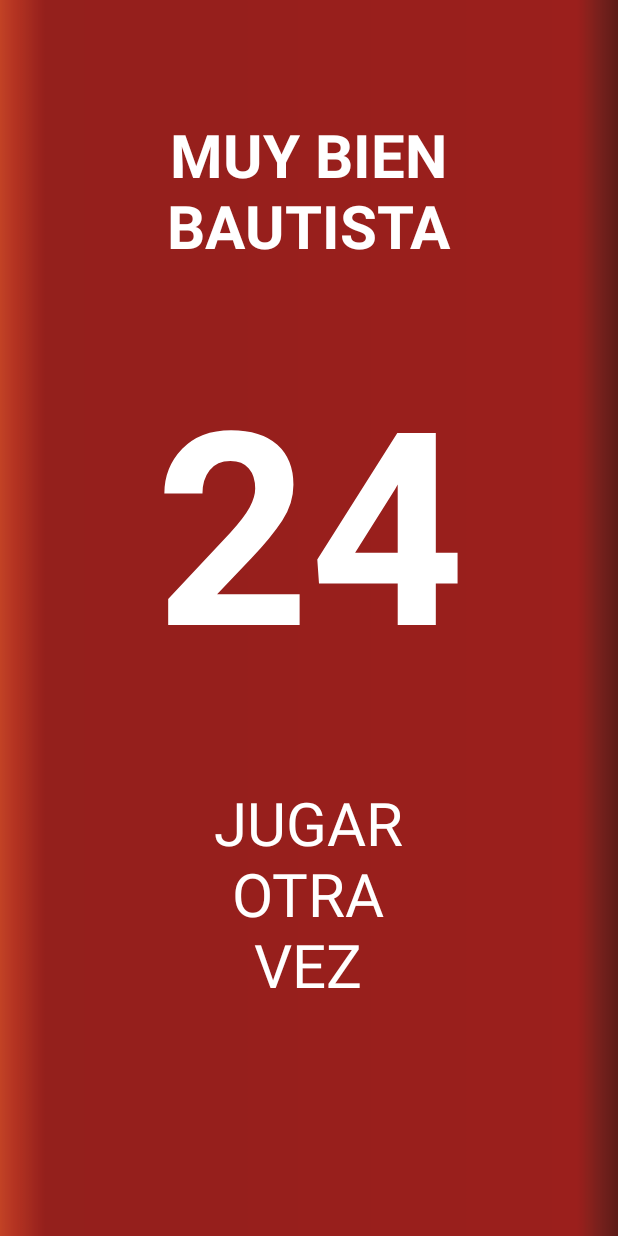
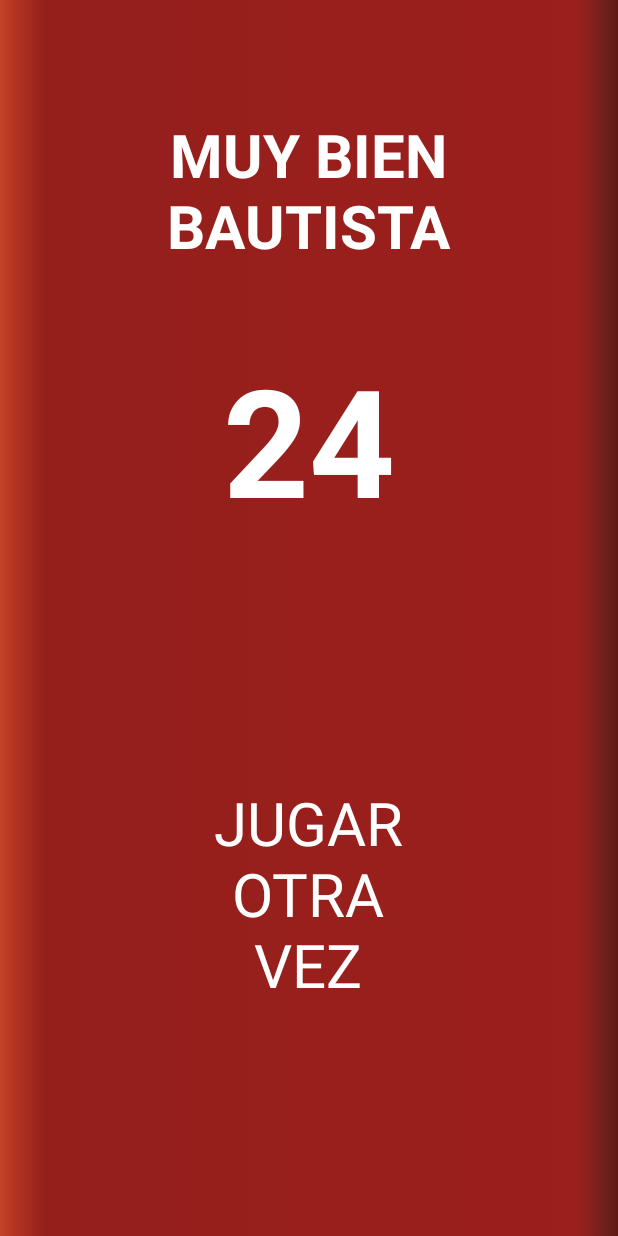
Before and after one commit to FerEspinosa/ABC9, an Android app: the layout activity_pantalla_game_over.xml on its own in the app's theme, with its tools: preview values and no code run, on a phone screen of 412 x 824 dp. Run offline under Robolectric (Android 15) with nearby library versions, the phone set to English and light mode, and no system bars.

Commit message:
Bugs fix

```diff
--- a/ABC9/app/src/main/java/com/latorreencantada/abc9/Nivel/NivelActivityPresenter.java
+++ b/ABC9/app/src/main/java/com/latorreencantada/abc9/Nivel/NivelActivityPresenter.java
@@ -158,15 +158,15 @@ public class NivelActivityPresenter implements NivelActivityMVP.Presenter{
                 if (view.getSyllableButtonText(t).equals("ABCD")||view.getSyllableButtonText(t).equals("")){
 
                     // calcular una sílaba aleatoria
-                    int intSilabaaleatoria = (int)(Math.random() * silabas.length);
-                    String silabaAleatoria = silabas[intSilabaaleatoria];
+                    int intSilabaAleatoria = (int)(Math.random() * silabas.length);
+                    String silabaAleatoria = silabas[intSilabaAleatoria];
 
                     sonIguales  = false;
+
                     //para cada respuesta correcta:
                     for (int correct_syl_i = 1; correct_syl_i<5; correct_syl_i++){
 
                         //comparar cada respuesta correcta con silaba aleatoria
-
                         if (cartaActual.getSyl(correct_syl_i).equals(silabaAleatoria)){
                             sonIguales=true;
                         }
--- a/ABC9/app/src/main/res/layout/activity_pantalla_game_over.xml
+++ b/ABC9/app/src/main/res/layout/activity_pantalla_game_over.xml
@@ -30,7 +30,7 @@
         android:text="24"
         android:textAlignment="center"
         android:textColor="@color/white"
-        android:textSize="180sp"
+        android:textSize="100sp"
         android:textStyle="bold"
         app:layout_constraintEnd_toEndOf="parent"
         app:layout_constraintStart_toStartOf="parent"
```
